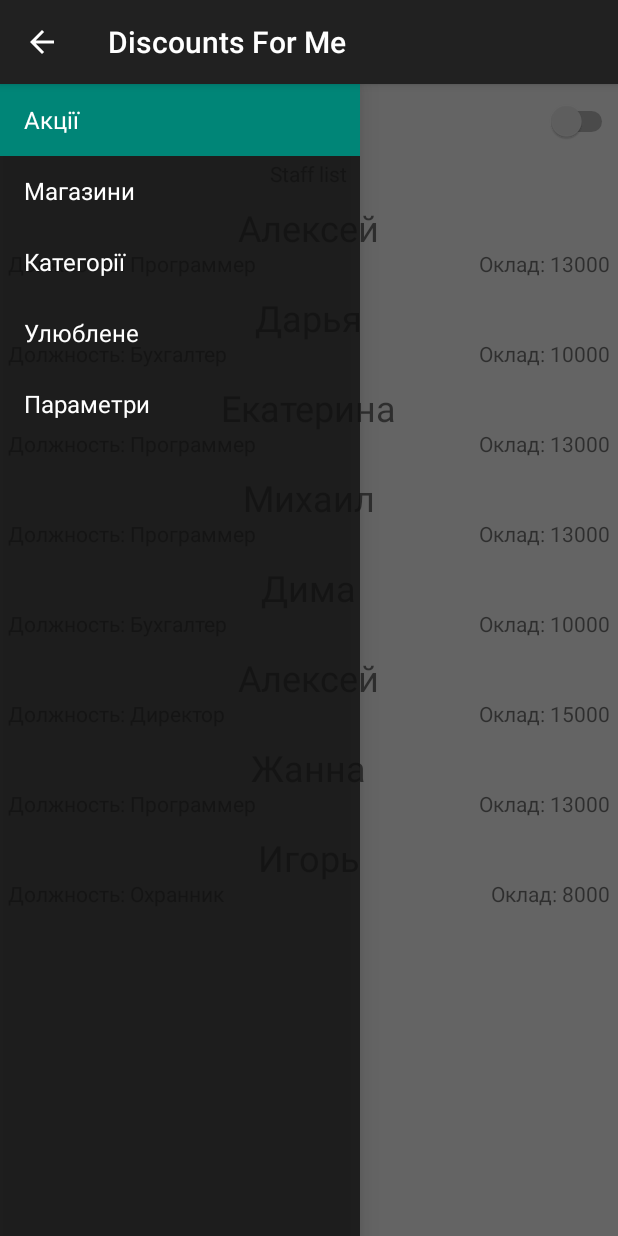
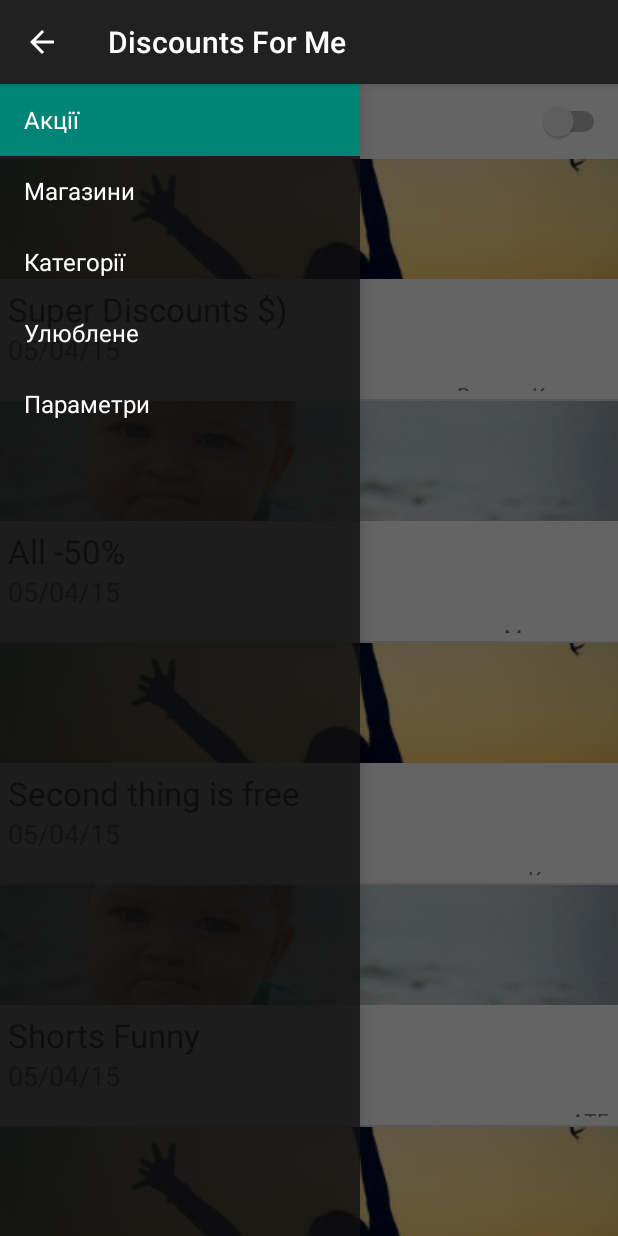
Before and after one commit to alexiuscrow/DiscountsClientSide, an Android app: the screen it shows after launch (MainActivity), on a phone screen of 412 x 824 dp. Run offline under Robolectric (Android 15) with nearby library versions, the phone set to English and light mode, and no system bars; 2 statements that could not run were skipped.

Commit message:
discounts screen

```diff
--- a/app/src/main/java/alexiuscrow/diploma/Fragments/DiscountsFragment.java
+++ b/app/src/main/java/alexiuscrow/diploma/Fragments/DiscountsFragment.java
@@ -2,12 +2,16 @@ package alexiuscrow.diploma.Fragments;
 
 import android.os.Bundle;
 import android.support.v4.app.Fragment;
-import android.util.Log;
 import android.view.LayoutInflater;
 import android.view.View;
 import android.view.ViewGroup;
-import android.widget.LinearLayout;
-import android.widget.TextView;
+import android.widget.ListView;
+import android.widget.SimpleAdapter;
+import android.widget.Switch;
+
+import java.util.ArrayList;
+import java.util.HashMap;
+import java.util.Map;
 
 import alexiuscrow.diploma.R;
 
@@ -16,35 +20,62 @@ import alexiuscrow.diploma.R;
  */
 public class DiscountsFragment extends Fragment {
 
+    int[] img = {R.mipmap.img, R.mipmap.success, R.mipmap.img, R.mipmap.success,
+            R.mipmap.img, R.mipmap.success};
+    String[] title = { "Super Discounts $)", "All -50%", "Second thing is free", "Shorts Funny",
+            "Olala", "Come on. Buy Me!" };
+    String[] deadline = { "05/04/15", "05/04/15", "05/04/15",
+            "05/04/15", "05/04/15", "05/04/15"};
+    String[] shops = { "Велика Кишеня", "Мегацентр", "Квартал",
+            "АТБ", "ЕКО Маркет", "Симпатик"};
 
-    String[] name = { "Алексей", "Дарья", "Екатерина", "Михаил", "Дима", "Алексей",
-            "Жанна", "Игорь" };
-    String[] position = { "Программер", "Бухгалтер", "Программер",
-            "Программер", "Бухгалтер", "Директор", "Программер", "Охранник" };
-    int salary[] = { 13000, 10000, 13000, 13000, 10000, 15000, 13000, 8000 };
+
+    Switch swNearR;
+    ListView lvSimple;
 
     public DiscountsFragment(){}
 
     @Override
     public View onCreateView(LayoutInflater inflater, ViewGroup container,
                              Bundle savedInstanceState) {
-
-
         View rootView = inflater.inflate(R.layout.fragment_discounts, container,
                 false);
-        LinearLayout linLayout = (LinearLayout) rootView.findViewById(R.id.linLayout);
-
-        for (int i = 0; i < name.length; i++) {
-            View item = inflater.inflate(R.layout.item_discount, linLayout, false);
-            TextView tvName = (TextView) item.findViewById(R.id.tvName);
-            tvName.setText(name[i]);
-            TextView tvPosition = (TextView) item.findViewById(R.id.tvPosition);
-            tvPosition.setText("Должность: " + position[i]);
-            TextView tvSalary = (TextView) item.findViewById(R.id.tvSalary);
-            tvSalary.setText("Оклад: " + String.valueOf(salary[i]));
-            linLayout.addView(item);
-        }
+        SimpleAdapter sAdapter = getDiscountItmAdapter(inflater, img, title, deadline, shops);
+        // определяем список и присваиваем ему адаптер
+        lvSimple = (ListView) rootView.findViewById(R.id.lvSimple);
+        lvSimple.setAdapter(sAdapter);
 
         return rootView;
     }
+
+    private SimpleAdapter getDiscountItmAdapter(LayoutInflater inflater, int[] img, String[] title,
+                                                String[] deadline, String[] shops){
+        final String ATTRIBUTE_NAME_TITLE = "title";
+        final String ATTRIBUTE_NAME_DEADLINE = "deadline";
+        final String ATTRIBUTE_NAME_IMAGE = "image";
+        final String ATTRIBUTE_NAME_SHOP = "shop";
+
+        ArrayList<Map<String, Object>> data = new ArrayList<Map<String, Object>>(
+                title.length);
+        Map<String, Object> m;
+
+        for (int i = 0; i < title.length; i++) {
+            m = new HashMap<String, Object>();
+            m.put(ATTRIBUTE_NAME_IMAGE, img[i]);
+            m.put(ATTRIBUTE_NAME_TITLE, title[i]);
+            m.put(ATTRIBUTE_NAME_DEADLINE, deadline[i]);
+            m.put(ATTRIBUTE_NAME_SHOP, shops[i]);
+            data.add(m);
+        }
+
+        // массив имен атрибутов, из которых будут читаться данные
+        String[] from = {ATTRIBUTE_NAME_IMAGE, ATTRIBUTE_NAME_TITLE, ATTRIBUTE_NAME_DEADLINE,
+                ATTRIBUTE_NAME_SHOP};
+        // массив ID View-компонентов, в которые будут вставлять данные
+        int[] to = {R.id.imageView, R.id.tvTitle, R.id.tvDeadline, R.id.tvShopName};
+
+        // создаем адаптер
+        return new SimpleAdapter(inflater.getContext(), data, R.layout.item_discounts,
+                from, to);
+    }
 }
--- a/app/src/main/java/alexiuscrow/diploma/Fragments/FragmentsFactory.java
+++ b/app/src/main/java/alexiuscrow/diploma/Fragments/FragmentsFactory.java
@@ -4,12 +4,53 @@ package alexiuscrow.diploma.Fragments;
  * Created by Alexiuscrow on 18.04.2015.
  */
 public class FragmentsFactory {
-    private FragmentsFactory factory = null;
-    private static  DiscountsFragment discountsFragment = null;
+    private static FragmentsFactory factory = null;
+    private static DiscountsFragment discountsFragment = null;
     private static ShopsFragment shopsFragment = null;
     private static CategoriesFragment categoriesFragment = null;
     private static FavoritesFragment favoritesFragment = null;
     private static SettingsFragment settingsFragment = null;
 
+    public static synchronized FragmentsFactory getInstance(){
+     if (factory == null) {
+         factory = new FragmentsFactory();
+     }
+     return factory;
+    }
+
+    public DiscountsFragment getDiscountsFragment(){
+        if (discountsFragment == null){
+            discountsFragment = new DiscountsFragment();
+        }
+        return discountsFragment;
+    }
+
+    public ShopsFragment getShopsFragment(){
+        if (shopsFragment == null){
+            shopsFragment = new ShopsFragment();
+        }
+        return shopsFragment;
+    }
+
+    public CategoriesFragment getCategoriesFragment(){
+        if (categoriesFragment == null){
+            categoriesFragment = new CategoriesFragment();
+        }
+        return categoriesFragment;
+    }
+
+    public FavoritesFragment getFavoritesFragment(){
+        if (favoritesFragment == null){
+            favoritesFragment = new FavoritesFragment();
+        }
+        return favoritesFragment;
+    }
+
+    public SettingsFragment getSettingsFragment(){
+        if (settingsFragment == null){
+            settingsFragment = new SettingsFragment();
+        }
+        return settingsFragment;
+    }
 
 }
--- /dev/null
+++ b/app/src/main/res/layout/item_discounts.xml
@@ -0,0 +1,47 @@
+<?xml version="1.0" encoding="utf-8"?>
+<LinearLayout
+    xmlns:android="http://schemas.android.com/apk/res/android"
+    android:layout_width="match_parent"
+    android:layout_height="wrap_content"
+    android:orientation="vertical">
+
+    <ImageView
+        android:layout_width="match_parent"
+        android:layout_height="80dp"
+        android:id="@+id/imageView"
+        android:src="@mipmap/img"
+        android:cropToPadding="false"
+        android:adjustViewBounds="false"
+        android:scaleType="centerCrop"/>
+
+    <LinearLayout
+        android:orientation="vertical"
+        android:layout_width="fill_parent"
+        android:layout_height="80dp"
+        android:padding="5dp">
+
+        <TextView
+            android:layout_width="wrap_content"
+            android:layout_height="wrap_content"
+            android:textAppearance="?android:attr/textAppearanceLarge"
+            android:text="@string/item_deadline_title"
+            android:id="@+id/tvTitle" />
+
+        <TextView
+            android:layout_width="wrap_content"
+            android:layout_height="wrap_content"
+            android:textAppearance="?android:attr/textAppearanceMedium"
+            android:text="@string/item_deadline_title"
+            android:id="@+id/tvDeadline" />
+
+        <TextView
+            android:layout_width="wrap_content"
+            android:layout_height="wrap_content"
+            android:textAppearance="?android:attr/textAppearanceSmall"
+            android:text="@string/item_shop_title"
+            android:id="@+id/tvShopName"
+            android:layout_gravity="bottom|end"
+            android:layout_marginTop="8dp" />
+    </LinearLayout>
+
+</LinearLayout>
--- a/app/src/main/res/values/strings.xml
+++ b/app/src/main/res/values/strings.xml
@@ -19,4 +19,9 @@
 
     <string name="default_screen">Default screen</string>
     <string name="nearest_title">Шукати поблизу</string>
+
+
+    <string name="item_discount_title">Назва акційної пропозиції</string>
+    <string name="item_deadline_title">Дата закінчення</string>
+    <string name="item_shop_title">Назва магазину</string>
 </resources>
```
Also changed, not shown: app/src/main/java/alexiuscrow/diploma/Activities/MainActivity.java (+10 -14 lines), app/src/main/res/layout/fragment_discounts.xml (+8 -18 lines), app/src/main/res/layout/item_test.xml (renamed from app/src/main/res/layout/item_discount.xml), app/src/main/res/mipmap-xhdpi/img.jpg (added), app/src/main/res/mipmap-xhdpi/success.jpg (added).
